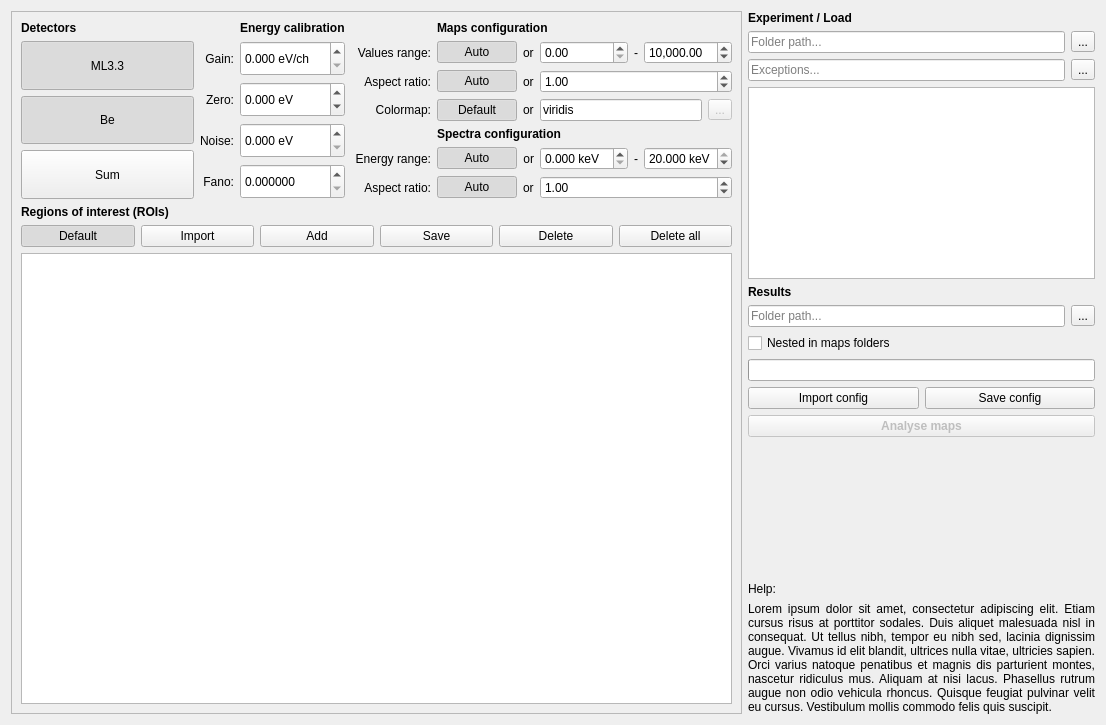
Above: batch.ui from pfilipl/PolyX-XRF-Data-Analyser before the change. Below: the same form after it.
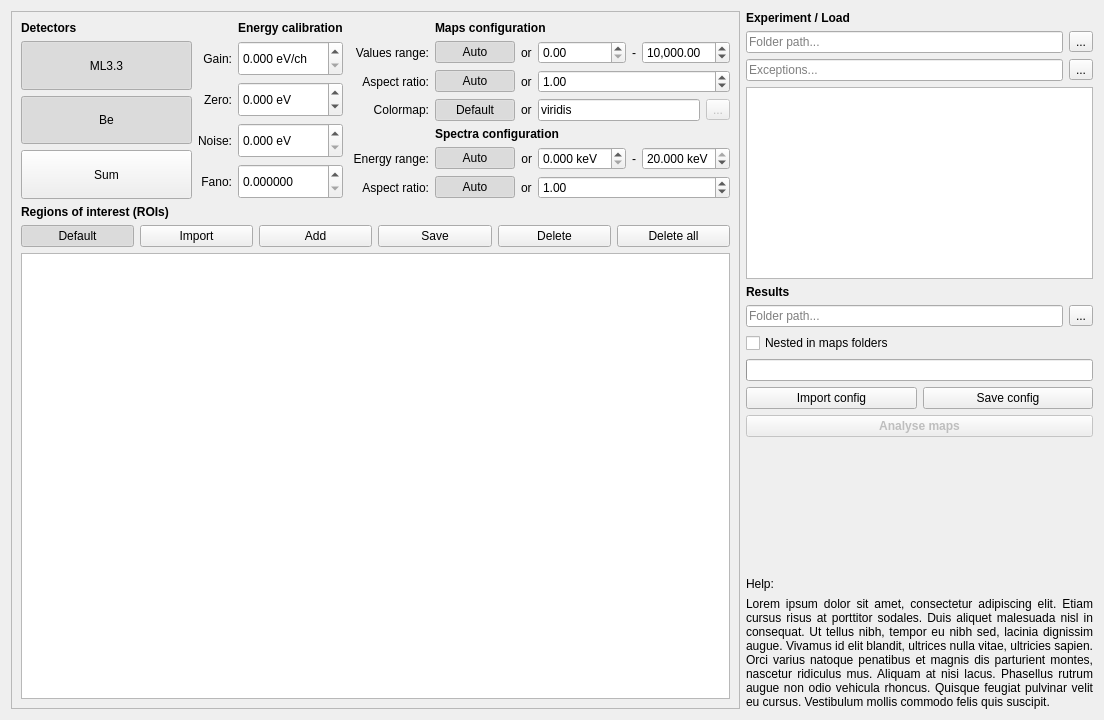
That is the form after the change.

Commit message: Start configuration of Stitch UI

The edit to the form file:
```diff
--- a/batch.ui
+++ b/batch.ui
@@ -6,8 +6,8 @@
    <rect>
     <x>0</x>
     <y>0</y>
-    <width>1106</width>
-    <height>725</height>
+    <width>1104</width>
+    <height>720</height>
    </rect>
   </property>
   <property name="baseSize">
```
The commit also changes 4 other files.
